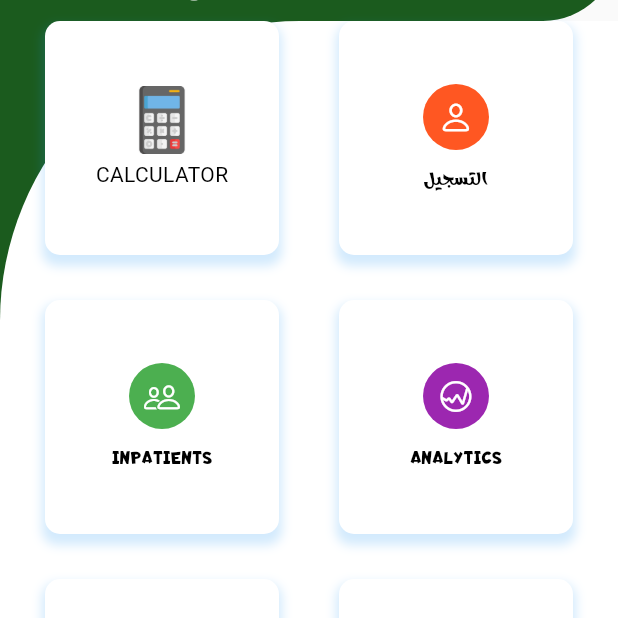
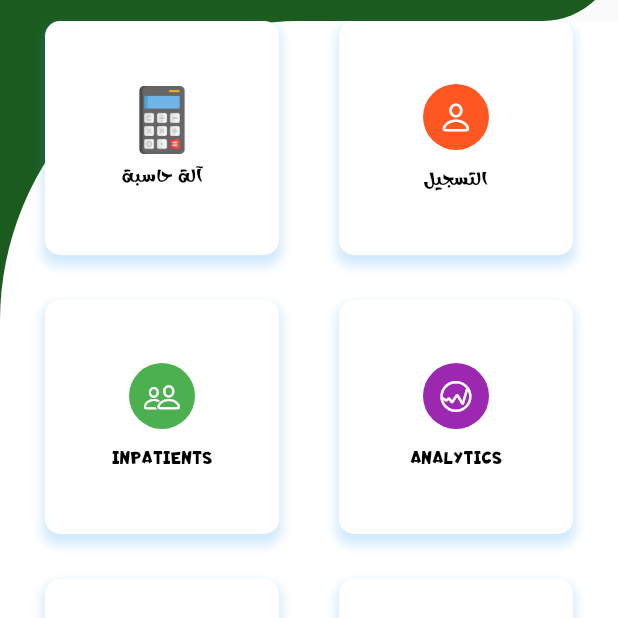
Before and after one commit to AnasAlbattiri/anu-app, a Flutter app: the screen it shows after launch, scrolled down 133 dp, on a phone screen of 412 x 824 dp, the top half of it. Run offline on Flutter 3.47's test engine with Material 3 defaults, Android fonts, the light colour scheme and no system bars; drawn by our look-alikes of rive; our stand-ins replace flutter_spinkit, get; missing offline and left inert: syncfusion_flutter_pdfviewer.

Commit message:
Merge remote-tracking branch 'origin/master'

```diff
--- a/lib/view/screens/bar/home_screen.dart
+++ b/lib/view/screens/bar/home_screen.dart
@@ -48,7 +48,6 @@ class _HomeScreenState extends State<HomeScreen> {
                   )
               ),
               child: GridView.count(
-
                 shrinkWrap: true,
                 physics: const NeverScrollableScrollPhysics(),
                 crossAxisCount: 2,
@@ -78,8 +77,8 @@ class _HomeScreenState extends State<HomeScreen> {
                         children: [
                           Image.asset('assets/images/calculator.png', height: 45,),
                           SizedBox(height: 4,),
-                          Text('CALCULATOR', style: TextStyle(
-                            fontFamily: 'Circular', color: Colors.black, fontSize: 14,
+                          Text('آلة حاسبة', style: TextStyle(
+                            fontFamily: 'DGNemr', color: Colors.black, fontSize: 14,
                           ),)
                         ],
                       ),
@@ -97,8 +96,6 @@ class _HomeScreenState extends State<HomeScreen> {
                   itemDashboard('Upload', CupertinoIcons.add_circled, Colors.teal, ()=>Get.to( RecordScreen())
                   ),
                   itemDashboard('About', CupertinoIcons.question_circle, Colors.blue,()=>Get.to( RecordScreen())
-                  ),
-                  itemDashboard('Contact', CupertinoIcons.phone, Colors.pinkAccent, ()=>Get.to( RecordScreen())
                   ),
                 ],
               ),
--- a/pubspec.yaml
+++ b/pubspec.yaml
@@ -89,6 +89,10 @@ flutter:
   # list giving the asset and other descriptors for the font. For
   # example:
   fonts:
+    - family: Circular
+      fonts:
+       - asset: assets/fonts/circular-std-medium-500.ttf
+
     - family: DGEnab
       fonts:
        - asset: assets/fonts/DGEnab-Regular.ttf
@@ -96,6 +100,7 @@ flutter:
     - family: DGNemr
       fonts:
       - asset: assets/fonts/DG-Nemr-V.0.ttf
+
   #         style: italic
   #   - family: Trajan Pro
   #     fonts:
```
